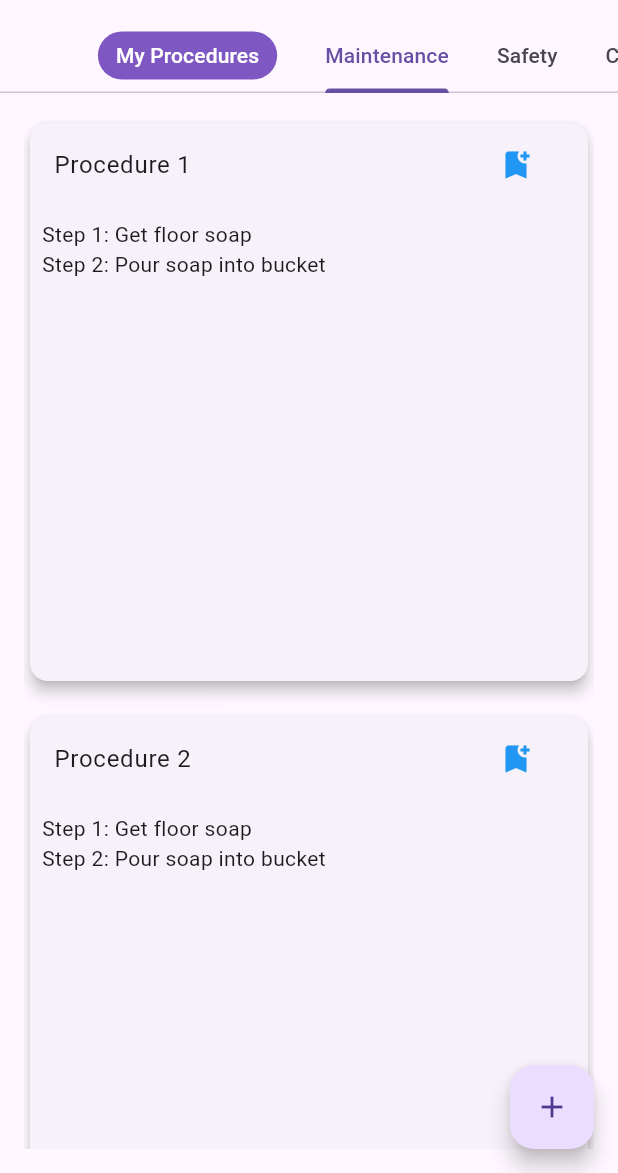
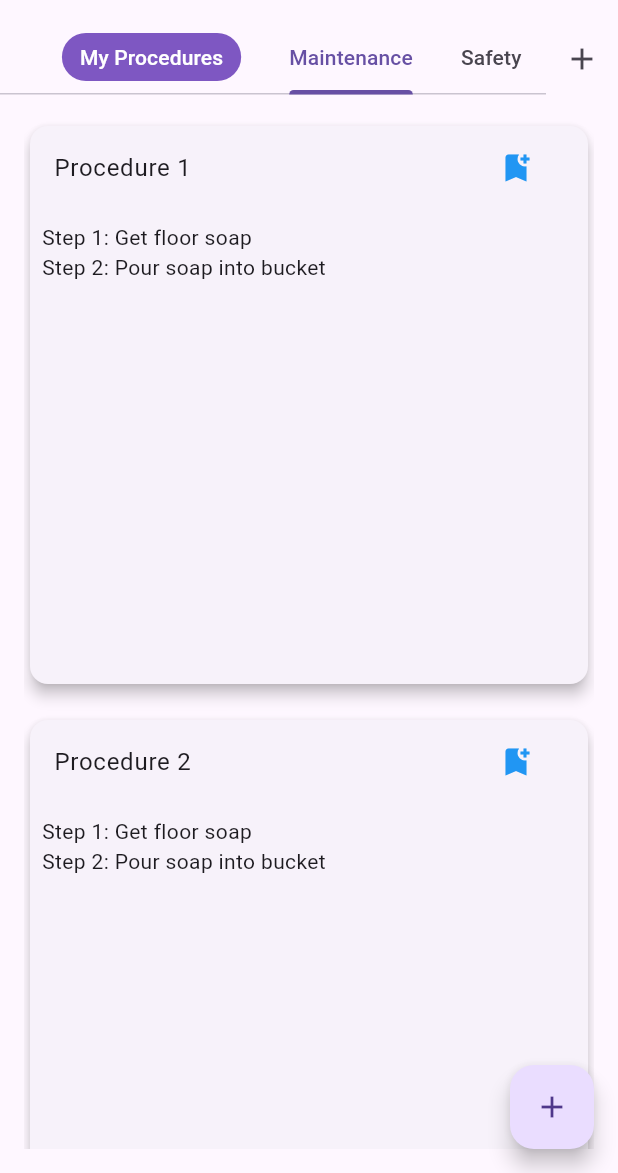
Before and after one commit to isheikh8492/MIFtek_Assist, a Flutter app: the screen it shows after launch, tab 2 chosen, on a phone screen of 412 x 824 dp, the part 63-1236 px from its top. Run offline on Flutter 3.47's test engine with Material 3 defaults, Android fonts, the phone set to English and light mode, and no system bars.

Commit message:
topic adding

```diff
--- a/lib/screens/main_page.dart
+++ b/lib/screens/main_page.dart
@@ -1,3 +1,4 @@
+import 'package:flutter/gestures.dart';
 import 'package:flutter/material.dart';
 import '../widgets/procedure_card.dart';
 import './procedure_search_delegate.dart';
@@ -9,8 +10,7 @@ class MainPage extends StatefulWidget {
   _MainPageState createState() => _MainPageState();
 }
 
-class _MainPageState extends State<MainPage>
-    with SingleTickerProviderStateMixin {
+class _MainPageState extends State<MainPage> with TickerProviderStateMixin {
   late TabController _tabController;
   final List<String> _categories = ["Maintenance", "Safety", "Calibration"];
   final List<String> _procedures = [
@@ -18,21 +18,59 @@ class _MainPageState extends State<MainPage>
     "Procedure 2",
     "Procedure 3"
   ];
-  final List<String> _bookmarkedProcedures =
-      []; // User’s personal list of bookmarked procedures
+  final List<String> _bookmarkedProcedures = [];
+  bool _isAddingCategory = false; // Flag to toggle category input field
+  final TextEditingController _categoryController = TextEditingController();
+  final FocusNode _focusNode = FocusNode();
 
   @override
   void initState() {
     super.initState();
+    _initializeTabController();
+
+    _focusNode.addListener(() {
+      if (!_focusNode.hasFocus && _isAddingCategory) {
+        setState(() {
+          _isAddingCategory = false; // Abort adding when focus is lost
+        });
+      }
+    });
+  }
+
+  void _initializeTabController() {
+    _tabController = TabController(
+      length: _categories.length + 1, // +1 for My Procedures
+      vsync: this,
+    );
+  }
+
+  void _updateTabController() {
+    setState(() {
+      _tabController.dispose();
       _tabController = TabController(
         length: _categories.length + 1,
-        vsync: this); // +1 for My Procedures tab
+        vsync: this,
+      );
+    });
   }
 
   @override
   void dispose() {
     _tabController.dispose();
+    _categoryController.dispose();
+    _focusNode.dispose();
     super.dispose();
+  }
+
+  void _addNewCategory(String newCategory) {
+    if (newCategory.isNotEmpty) {
+      setState(() {
+        _categories.add(newCategory);
+        _isAddingCategory = false;
+        _categoryController.clear();
+        _updateTabController();
+      });
+    }
   }
 
   @override
@@ -42,32 +80,71 @@ class _MainPageState extends State<MainPage>
     return Scaffold(
       appBar: AppBar(
         title: const Text('MIFtek Assist'),
-        bottom: TabBar(
+        bottom: PreferredSize(
+          preferredSize: const Size.fromHeight(50.0),
+          child: Container(
+            height: 50,
+            child: Row(
+              children: [
+                Expanded(
+                  child: TabBar(
                     controller: _tabController,
                     isScrollable: true,
                     tabs: [
                       Tab(
                         child: Container(
-                padding:
-                    const EdgeInsets.symmetric(horizontal: 12, vertical: 6),
+                          padding: const EdgeInsets.symmetric(
+                              horizontal: 12, vertical: 6),
                           decoration: BoxDecoration(
-                  color: Colors
-                      .deepPurple[400], // Distinct color for "My Procedures"
-                  borderRadius: BorderRadius.circular(
-                      20), // Rounded corners for visual distinction
+                            color: Colors.deepPurple[400],
+                            borderRadius: BorderRadius.circular(20),
                           ),
                           child: const Text(
                             "My Procedures",
-                  style:
-                      TextStyle(color: Colors.white), // White text to stand out
+                            style: TextStyle(color: Colors.white),
                           ),
                         ),
                       ),
                       ..._categories.map((category) => Tab(text: category)),
-            const Tab(
-              child: Text('+', style: TextStyle(fontSize: 18)),
+                    ],
+                  ),
+                ),
+                if (_isAddingCategory) // Show the input field when adding a category
+                  Container(
+                    width: 200,
+                    margin: const EdgeInsets.only(right: 10),
+                    child: TextField(
+                      controller: _categoryController,
+                      focusNode: _focusNode,
+                      autofocus: true,
+                      style: const TextStyle(fontSize: 16),
+                      decoration: InputDecoration(
+                        hintText: 'New Category',
+                        suffixIcon: IconButton(
+                          icon: const Icon(Icons.check),
+                          onPressed: () {
+                            _addNewCategory(_categoryController.text);
+                          },
+                        ),
+                        border: const OutlineInputBorder(),
+                      ),
+                      onSubmitted: (value) {
+                        _addNewCategory(value);
+                      },
+                    ),
+                  )
+                else // Show the plus icon when not adding a category
+                  IconButton(
+                    icon: const Icon(Icons.add),
+                    onPressed: () {
+                      setState(() {
+                        _isAddingCategory = true; // Start adding category
+                      });
+                    },
                   ),
               ],
+            ),
+          ),
         ),
         actions: [
           IconButton(
@@ -82,15 +159,24 @@ class _MainPageState extends State<MainPage>
           ),
         ],
       ),
-      body: TabBarView(
+      body: GestureDetector(
+        onTap: () {
+          if (_isAddingCategory) {
+            setState(() {
+              _isAddingCategory = false; // Close input when tapping outside
+            });
+          }
+        },
+        child: TabBarView(
           controller: _tabController,
+          dragStartBehavior: DragStartBehavior.start,
           children: [
-          _buildPersonalProceduresGrid(
-              isDesktop), // "My Procedures" tab content
+            _buildPersonalProceduresGrid(isDesktop),
             ..._categories.map((category) {
               return _buildProceduresGrid(isDesktop);
             }),
           ],
+        ),
       ),
       floatingActionButton: FloatingActionButton(
         onPressed: () {
@@ -134,7 +220,8 @@ class _MainPageState extends State<MainPage>
                 return ProcedureCard(
                   procedure: _bookmarkedProcedures[index],
                   isDesktop: isDesktop,
-                    isPersonal: true);
+                  isPersonal: true,
+                );
               },
             )
           : Center(
```
Also changed, not shown: 1 other file. Lines whose indentation alone changed are shown as unchanged.
